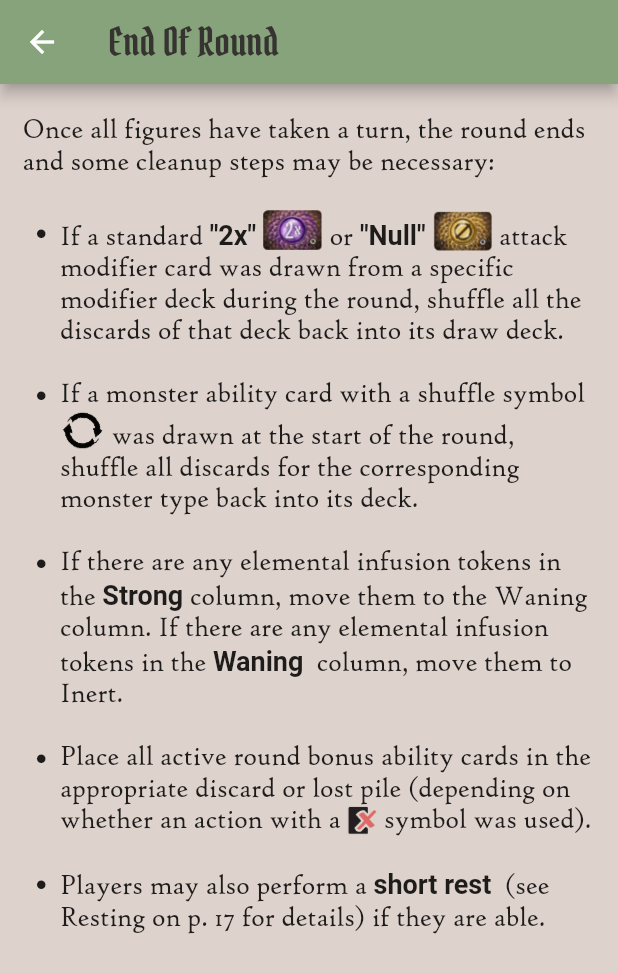
After one commit to schmeff/gloomhaven_reference_guide, a Flutter app: the EndOfRound screen opened by its route, on a phone screen of 412 x 824 dp. The commit adds this screen. Shown: the top 973 px of the screen. Run offline on Flutter 3.47's test engine with Material 2 defaults, Android fonts, the phone set to English and light mode, and no system bars.

Commit message:
Bosses, Ambiguity and End of Round

```diff
--- /dev/null
+++ b/lib/endOfRound/end_of_round.dart
@@ -0,0 +1,236 @@
+import 'package:flutter/material.dart';
+
+import '../common/rule_title.dart';
+import '../common/reference_letter_image.dart';
+
+class EndOfRound extends StatelessWidget {
+  static const routeName = '/endOfRound';
+
+  @override
+  Widget build(BuildContext context) {
+    return Scaffold(
+      backgroundColor: Color.fromRGBO(222, 210, 204, 1),
+      appBar: RuleTitle("End Of Round", 56),
+      body: Container(
+          margin: EdgeInsets.only(left: 15, right: 15),
+          child: SingleChildScrollView(
+            child: Column(
+              children: <Widget>[
+                RichText(
+                  text: TextSpan(
+                    style: Theme.of(context).textTheme.body1,
+                    children: [
+                      TextSpan(
+                          text:
+                              '\nOnce all figures have taken a turn, the round ends and some cleanup steps may be necessary:\n'),
+                    ],
+                  ),
+                ),
+                Row(
+                  crossAxisAlignment: CrossAxisAlignment.start,
+                  children: <Widget>[
+                    Container(
+                      width: 25,
+                      child: Icon(
+                        Icons.lens,
+                        size: 7,
+                      ),
+                      margin: EdgeInsets.only(top: 12),
+                    ),
+                    Expanded(
+                      child: RichText(
+                        text: TextSpan(
+                          style: Theme.of(context).textTheme.body1,
+                          children: [
+                            TextSpan(
+                              text: 'If a standard ',
+                            ),
+                            TextSpan(
+                              text: '"2x" ',
+                              style: TextStyle(fontWeight: FontWeight.bold),
+                            ),
+                            WidgetSpan(
+                              child: Image(
+                                image:
+                                    AssetImage('images/2x_attack_modifier.png'),
+                                width: 40,
+                              ),
+                            ),
+                            TextSpan(
+                              text: ' or ',
+                            ),
+                            TextSpan(
+                              text: '"Null" ',
+                              style: TextStyle(fontWeight: FontWeight.bold),
+                            ),
+                            WidgetSpan(
+                              child: Image(
+                                image: AssetImage(
+                                    'images/null_attack_modifier.png'),
+                                width: 40,
+                              ),
+                            ),
+                            TextSpan(
+                              text:
+                                  ' attack modifier card was drawn from a specific modifier deck during the round, shuffle all the discards of that deck back into its draw deck.\n',
+                            ),
+                          ],
+                        ),
+                      ),
+                    ),
+                  ],
+                ),
+                Row(
+                  crossAxisAlignment: CrossAxisAlignment.start,
+                  children: <Widget>[
+                    Container(
+                      width: 25,
+                      child: Icon(
+                        Icons.lens,
+                        size: 7,
+                      ),
+                      margin: EdgeInsets.only(top: 7),
+                    ),
+                    Expanded(
+                      child: RichText(
+                        text: TextSpan(
+                          style: Theme.of(context).textTheme.body1,
+                          children: [
+                            TextSpan(
+                              text:
+                                  'If a monster ability card with a shuffle symbol ',
+                            ),
+                            WidgetSpan(
+                              child: Image(
+                                image: AssetImage('images/shuffle_icon.png'),
+                                width: 30,
+                              ),
+                            ),
+                            TextSpan(
+                              text:
+                                  ' was drawn at the start of the round, shuffle all discards for the corresponding monster type back into its deck.\n',
+                            ),
+                          ],
+                        ),
+                      ),
+                    ),
+                  ],
+                ),
+                Row(
+                  crossAxisAlignment: CrossAxisAlignment.start,
+                  children: <Widget>[
+                    Container(
+                      width: 25,
+                      child: Icon(
+                        Icons.lens,
+                        size: 7,
+                      ),
+                      margin: EdgeInsets.only(top: 7),
+                    ),
+                    Expanded(
+                      child: RichText(
+                        text: TextSpan(
+                          style: Theme.of(context).textTheme.body1,
+                          children: [
+                            TextSpan(
+                              text:
+                                  'If there are any elemental infusion tokens in the ',
+                            ),
+                            TextSpan(
+                              text: 'Strong ',
+                              style: TextStyle(fontWeight: FontWeight.bold),
+                            ),
+                            TextSpan(
+                              text:
+                                  'column, move them to the Waning column. If there are any elemental infusion tokens in the ',
+                            ),
+                            TextSpan(
+                              text: 'Waning ',
+                              style: TextStyle(fontWeight: FontWeight.bold),
+                            ),
+                            TextSpan(
+                              text: ' column, move them to Inert.\n',
+                            ),
+                          ],
+                        ),
+                      ),
+                    ),
+                  ],
+                ),
+                Row(
+                  crossAxisAlignment: CrossAxisAlignment.start,
+                  children: <Widget>[
+                    Container(
+                      width: 25,
+                      child: Icon(
+                        Icons.lens,
+                        size: 7,
+                      ),
+                      margin: EdgeInsets.only(top: 7),
+                    ),
+                    Expanded(
+                      child: RichText(
+                        text: TextSpan(
+                          style: Theme.of(context).textTheme.body1,
+                          children: [
+                            TextSpan(
+                              text:
+                                  'Place all active round bonus ability cards in the appropriate discard or lost pile (depending on whether an action with a ',
+                            ),
+                            WidgetSpan(
+                              child: Image(
+                                image:
+                                    AssetImage('images/lost.png'),
+                                width: 20,
+                              ),
+                            ),
+                            TextSpan(
+                              text:
+                                  ' symbol was used).\n',
+                            ),
+                          ],
+                        ),
+                      ),
+                    ),
+                  ],
+                ),
+                Row(
+                  crossAxisAlignment: CrossAxisAlignment.start,
+                  children: <Widget>[
+                    Container(
+                      width: 25,
+                      child: Icon(
+                        Icons.lens,
+                        size: 7,
+                      ),
+                      margin: EdgeInsets.only(top: 7),
+                    ),
+                    Expanded(
+                      child: RichText(
+                        text: TextSpan(
+                          style: Theme.of(context).textTheme.body1,
+                          children: [
+                            TextSpan(
+                              text:
+                                  'Players may also perform a ',
+                            ),
+                            TextSpan(
+                              text: 'short rest ',
+                              style: TextStyle(fontWeight: FontWeight.bold),
+                            ),
+                            TextSpan(
+                              text:
+                                  ' (see Resting on p. 17 for details) if they are able.\n',
+                            ),
+                          ],
+                        ),
+                      ),
+                    ),
+                  ],
+                ),
+              ],
+            ),
+          )),
+    );
+  }
+}
--- a/lib/routes.dart
+++ b/lib/routes.dart
@@ -54,6 +54,9 @@ import './monsterMovement/monster_movement.dart';
 import './monsterInteractionWithTerrain/monster_interaction_with_terrain.dart';
 import './monsterAttacks/monster_attacks.dart';
 import './otherMonsterAbilities/other_monster_abilities.dart';
+import './ambiguity/ambiguity.dart';
+import './bosses/bosses.dart';
+import './endOfRound/end_of_round.dart';
 
 import './rule_description.dart';
 
@@ -115,6 +118,9 @@ class Routes {
     MonsterInteractionWithTerrain.routeName: (context) => MonsterInteractionWithTerrain(),
     MonsterAttacks.routeName: (context) => MonsterAttacks(),
     OtherMonsterAbilities.routeName: (context) => OtherMonsterAbilities(),
+    Ambiguity.routeName: (context) => Ambiguity(),
+    Bosses.routeName: (context) => Bosses(),
+    EndOfRound.routeName: (context) => EndOfRound(),
     RuleDescription.routeName: (context) => RuleDescription(),
   };
 
--- a/lib/rules.dart
+++ b/lib/rules.dart
@@ -636,6 +636,7 @@ class Rules {
     },
     {
       'title': 'Ambiguity',
+      'route': '/ambiguity',
       'description':
           'If the rules ever make any monster action ambiguous because there are multiple viable hexes to which the monster could move, multiple equally ' +
               'viable targets to heal or attack, or multiple hexes a monster could push or pull a character into, the players must decide which option the ' +
@@ -643,6 +644,7 @@ class Rules {
     },
     {
       'title': 'Bosses',
+      'route': '/bosses',
       'description': 'Players will occasionally encounter bosses in their adventures. All bosses have their own stat card but act using a universal "Boss" ability' +
           ' card deck a. Note that bosses are not considered normal or elite monsters.\n\nBosses perform special actions on their turn that are summarized' +
           ' on their stat card. Explanations for more complicated abilities can be found in the Scenario Book.\n\nBosses\' stats are often based on the ' +
@@ -651,6 +653,7 @@ class Rules {
     },
     {
       'title': 'End Of Round',
+      'route': '/endOfRound',
       'description': 'Once all figures have taken a turn, the round ends and some cleanup steps may be necessary:\n\nIf a standard "2x" or "Null" attack modifier' +
           ' card was drawn from a specific modifier deck during the round, shuffle all the discards of that deck back into its draw deck.\n\nIf a monster' +
           ' ability card with a shuffle symbol was drawn at the start of the round, shuffle all discards for the corresponding monster type back into its ' +
```
Also changed, not shown: lib/ambiguity/ambiguity.dart (added, +34 -0 lines), lib/bosses/bosses.dart (added, +83 -0 lines), lib/monsterTurn/monster_turn.dart (+33 -1 lines), images/2x_attack_modifier.png (added), images/boss_card.png (added), images/boss_sheet.png (added), images/null_attack_modifier.png (added), images/shuffle_icon.png (added).
